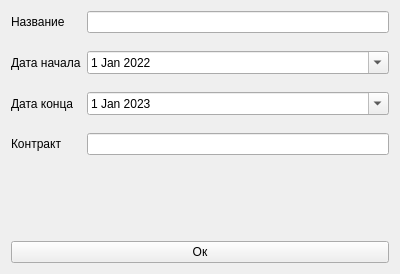
Before: the Qt Designer form windows/projectcreate_widget.ui in Roma-explorer/RuleProject, drawn with Qt 5.
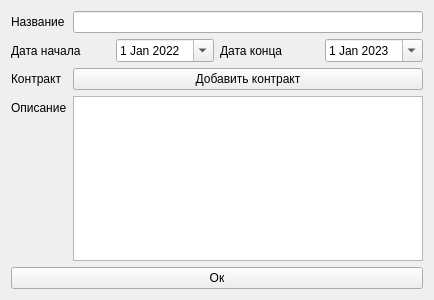
After: the same form once the commit is applied.

```diff
--- a/windows/projectcreate_widget.ui
+++ b/windows/projectcreate_widget.ui
@@ -6,19 +6,14 @@
    <rect>
     <x>0</x>
     <y>0</y>
-    <width>400</width>
-    <height>274</height>
+    <width>434</width>
+    <height>300</height>
    </rect>
   </property>
   <property name="windowTitle">
    <string>Form</string>
   </property>
-  <layout class="QVBoxLayout" name="verticalLayout">
-   <item>
     <layout class="QFormLayout" name="formLayout">
-     <property name="verticalSpacing">
-      <number>18</number>
-     </property>
      <item row="0" column="0">
       <widget class="QLabel" name="label">
        <property name="text">
@@ -27,17 +22,19 @@
       </widget>
      </item>
      <item row="0" column="1">
-      <widget class="QLineEdit" name="lineEdit"/>
-     </item>
-     <item row="1" column="0">
+    <widget class="QLineEdit" name="name"/>
+   </item>
+   <item row="2" column="0" colspan="2">
+    <layout class="QHBoxLayout" name="horizontalLayout">
+     <item>
       <widget class="QLabel" name="label_2">
        <property name="text">
         <string>Дата начала</string>
        </property>
       </widget>
      </item>
-     <item row="1" column="1">
-      <widget class="QDateEdit" name="dateEdit">
+     <item>
+      <widget class="QDateEdit" name="start_date">
        <property name="calendarPopup">
         <bool>true</bool>
        </property>
@@ -50,15 +47,15 @@
        </property>
       </widget>
      </item>
-     <item row="2" column="0">
+     <item>
       <widget class="QLabel" name="label_3">
        <property name="text">
         <string>Дата конца</string>
        </property>
       </widget>
      </item>
-     <item row="2" column="1">
-      <widget class="QDateEdit" name="dateEdit_2">
+     <item>
+      <widget class="QDateEdit" name="end_date">
        <property name="calendarPopup">
         <bool>true</bool>
        </property>
@@ -71,25 +68,39 @@
        </property>
       </widget>
      </item>
-     <item row="3" column="0">
+    </layout>
+   </item>
+   <item row="4" column="0">
       <widget class="QLabel" name="label_4">
        <property name="text">
         <string>Контракт</string>
        </property>
       </widget>
      </item>
-     <item row="3" column="1">
-      <widget class="QLineEdit" name="lineEdit_2"/>
-     </item>
-    </layout>
+   <item row="4" column="1">
+    <widget class="QPushButton" name="contract_add">
+     <property name="text">
+      <string>Добавить контракт</string>
+     </property>
+    </widget>
+   </item>
+   <item row="6" column="0">
+    <widget class="QLabel" name="label_5">
+     <property name="text">
+      <string>Описание</string>
+     </property>
+    </widget>
    </item>
-   <item>
-    <widget class="QPushButton" name="pushButton">
+   <item row="8" column="0" colspan="2">
+    <widget class="QPushButton" name="submitButton">
      <property name="text">
       <string>Ок</string>
      </property>
     </widget>
    </item>
+   <item row="6" column="1">
+    <widget class="QPlainTextEdit" name="description"/>
+   </item>
   </layout>
  </widget>
  <resources/>
```
Lines whose indentation alone changed are shown as unchanged.
